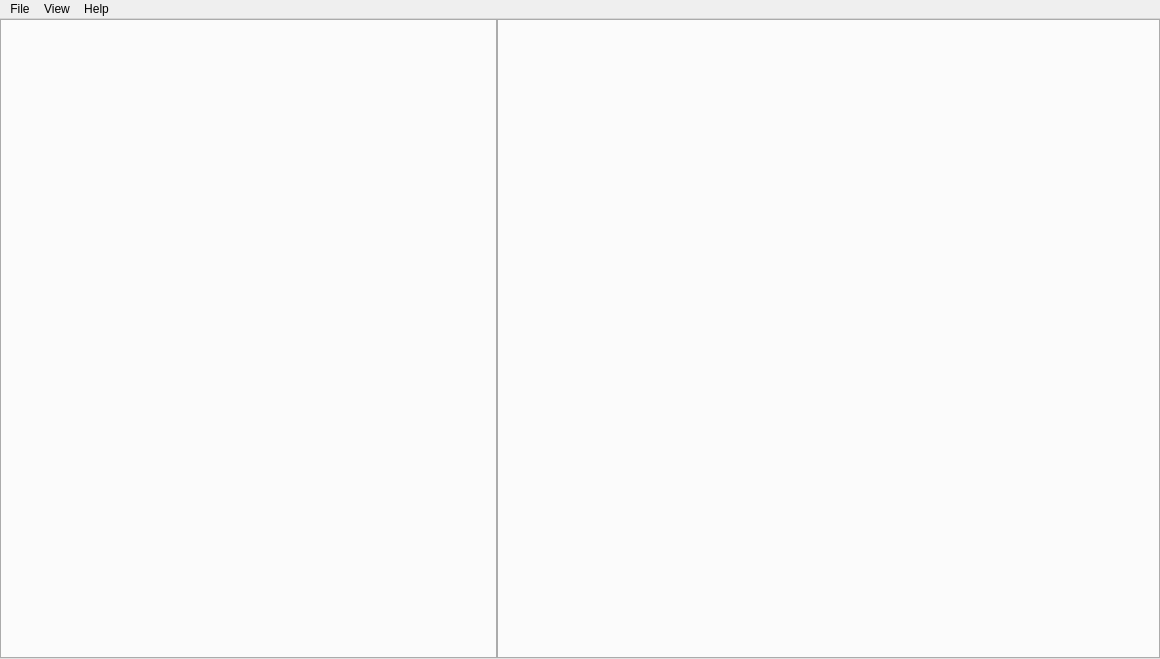
First picture: the form in Source/IrbisCave/UI/MainWindow.ui, repository krre/normalizer, before the edit.
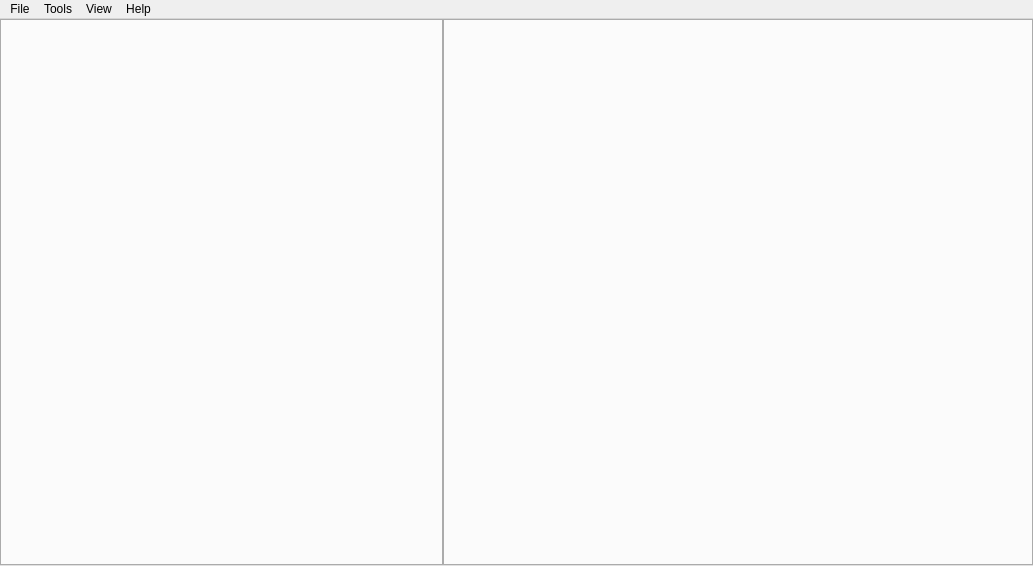
Second picture: the form after the edit.

Commit message: Add Options menu item

```diff
--- a/Source/IrbisCave/UI/MainWindow.ui
+++ b/Source/IrbisCave/UI/MainWindow.ui
@@ -6,8 +6,8 @@
    <rect>
     <x>0</x>
     <y>0</y>
-    <width>1160</width>
-    <height>659</height>
+    <width>1033</width>
+    <height>566</height>
    </rect>
   </property>
   <property name="windowTitle">
@@ -63,8 +63,8 @@
     <rect>
      <x>0</x>
      <y>0</y>
-     <width>1160</width>
-     <height>21</height>
+     <width>1033</width>
+     <height>24</height>
     </rect>
    </property>
    <widget class="QMenu" name="menuFile">
@@ -91,7 +91,14 @@
     </property>
     <addaction name="actionShow_Left_Sidebar"/>
    </widget>
+   <widget class="QMenu" name="menuTools">
+    <property name="title">
+     <string>Tools</string>
+    </property>
+    <addaction name="actionOptions"/>
+   </widget>
    <addaction name="menuFile"/>
+   <addaction name="menuTools"/>
    <addaction name="menuView"/>
    <addaction name="menuHelp"/>
   </widget>
```
Left out of the diff: 5 changed lines with no effect on the pictures.
